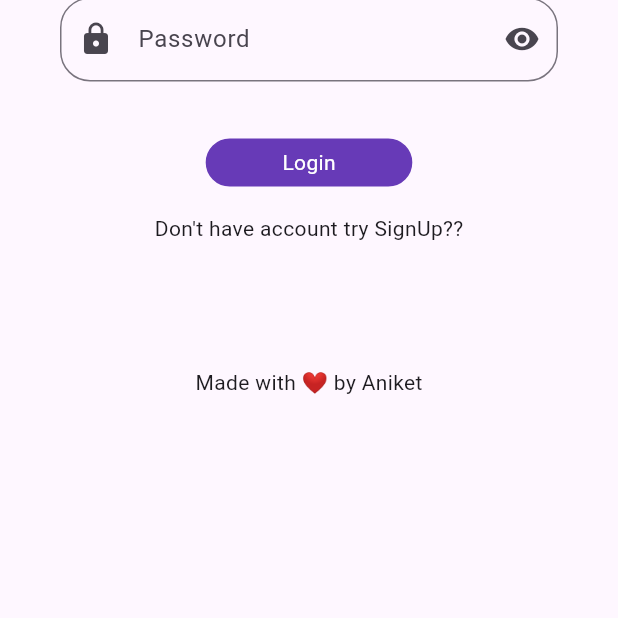
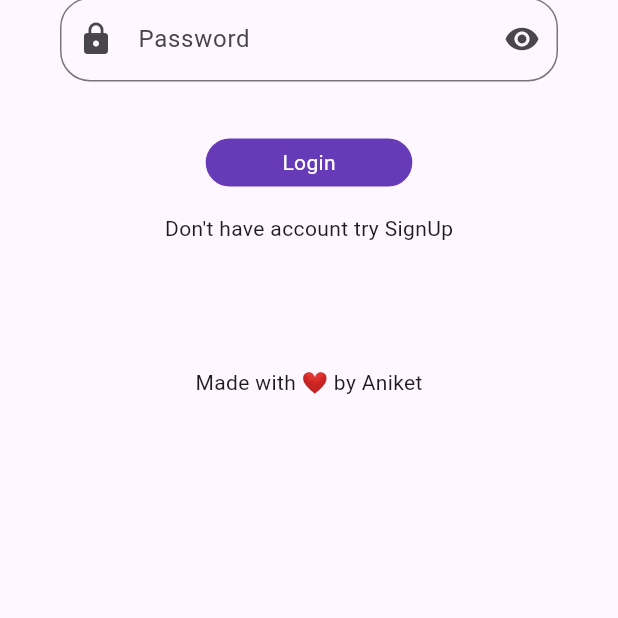
Before and after one commit to aniketbhalerao2772/chatter, a Flutter app: the LoginPage screen opened directly, on a phone screen of 412 x 824 dp, the part 618-1236 px from its top. Run offline on Flutter 3.47's test engine with Material 3 defaults, Android fonts, the phone set to English and light mode, and no system bars; our stand-ins replace animated_text_kit, cloud_firestore, firebase_auth, firebase_core, get, lottie; accounts and stored records are empty.

Commit message:
?? Removed

```diff
--- a/lib/pages/login_page.dart
+++ b/lib/pages/login_page.dart
@@ -69,7 +69,7 @@ class LoginPage extends StatelessWidget {
                 onTap: () {
                   Get.to(() => SignUpPage());
                 },
-                child: Text("Don't have account try SignUp??"),
+                child: Text("Don't have account try SignUp"),
               ),
 
               SizedBox(height: size.height * 0.10),
```
